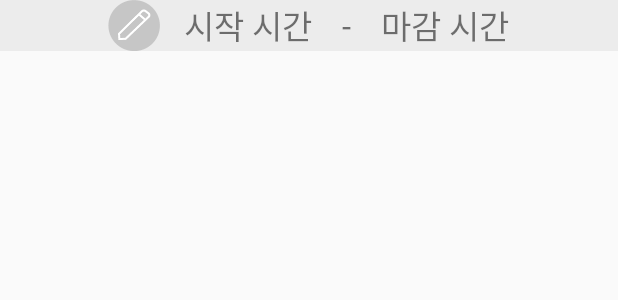
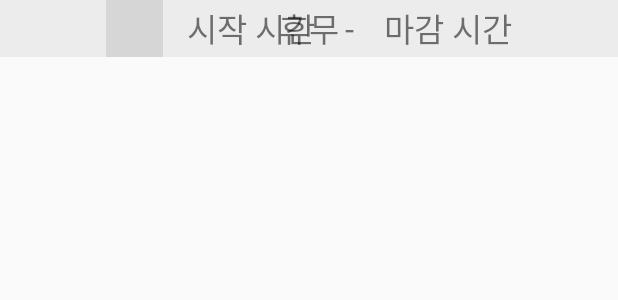
Before and after one commit to smwu-ssak/seller, an Android app: the layout rv_item_register_time.xml on its own in the app's theme, with its tools: preview values and no code run, on a phone screen of 412 x 824 dp. Shown: the top 300 px of the screen. Run offline under Robolectric (Android 15) with nearby library versions, the light colour scheme and no system bars; grey boxes are pictures that could not be loaded.

```diff
--- a/SSak/app/src/main/res/layout/activity_register_time.xml
+++ b/SSak/app/src/main/res/layout/activity_register_time.xml
@@ -216,7 +216,7 @@
                 android:layout_height="match_parent"
                 android:layout_below="@id/time_text_fix"
                 android:layout_centerHorizontal="true"
-                android:layout_marginTop="38dp">
+                android:layout_marginTop="24dp">
 
             </androidx.recyclerview.widget.RecyclerView>
 
--- a/SSak/app/src/main/res/layout/rv_item_register_time.xml
+++ b/SSak/app/src/main/res/layout/rv_item_register_time.xml
@@ -18,22 +18,20 @@
             android:layout_centerInParent="true"
             android:fontFamily="@font/nanumbarungothic_normal"
             android:textSize="22dp"
-            android:text="휴무"
-            android:visibility="invisible"/>
+            android:text="휴무"/>
 
         <RelativeLayout
-            android:layout_width="match_parent"
+            android:layout_width="wrap_content"
             android:layout_height="wrap_content"
-            android:gravity="center">
+            android:layout_centerInParent="true">
 
-            <!--임시 이미지 수정해야 함!!!!!-->
             <ImageView
                 android:id="@+id/rv_item_register_time_day"
-                android:layout_width="wrap_content"
-                android:layout_height="wrap_content"
+                android:layout_width="38dp"
+                android:layout_height="38dp"
                 android:layout_centerVertical="true"
                 android:layout_marginRight="16dp"
-                android:src="@drawable/editprofile_edit" />
+                android:src="@drawable/sellerregisteration_sunday" />
 
             <TextView
                 android:id="@+id/rv_item_register_time_start"
```
Also changed, not shown: SSak/app/src/main/java/com/example/ssak/RegisterTimeActivity.java (+29 -0 lines), SSak/app/src/main/java/com/example/ssak/RegisterTimeAdapter.java (+69 -1 lines), SSak/app/src/main/java/com/example/ssak/data/RegisterTimeData.java (added, +21 -0 lines).
